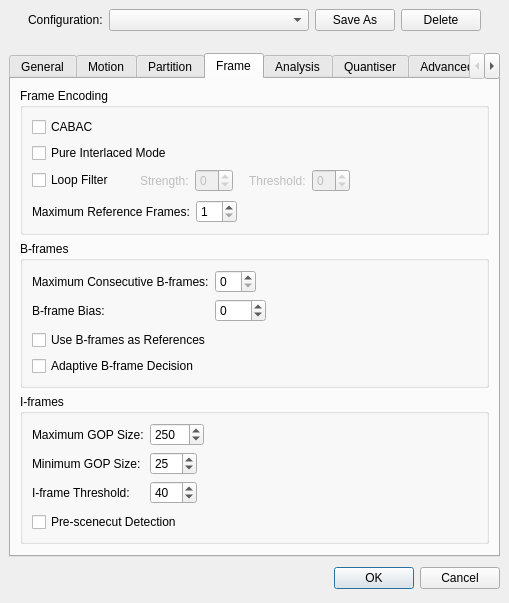
The window that branches/avidemux_2.5_branch_gruntster/plugins/ADM_videoEncoder/ADM_vidEnc_x264/qt4/x264ConfigDialog.ui (BackupTheBerlios/avidemux-svn) describes before a commit, drawn with Qt 5.
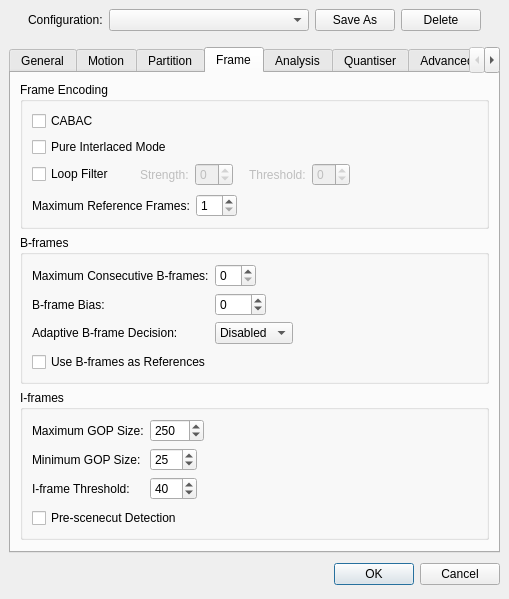
The same window after the commit. The open tabs and pages were chosen to show the change.

Commit message: [x264] support extra adaptive b-frame decision option

Diff of the .ui file:
```diff
--- a/branches/avidemux_2.5_branch_gruntster/plugins/ADM_videoEncoder/ADM_vidEnc_x264/qt4/x264ConfigDialog.ui
+++ b/branches/avidemux_2.5_branch_gruntster/plugins/ADM_videoEncoder/ADM_vidEnc_x264/qt4/x264ConfigDialog.ui
@@ -101,7 +101,7 @@
      <property name="sizeHint" >
       <size>
        <width>491</width>
-       <height>16</height>
+       <height>10</height>
       </size>
      </property>
     </spacer>
@@ -1713,6 +1713,13 @@
               </property>
              </widget>
             </item>
+            <item row="2" column="0" >
+             <widget class="QLabel" name="label_4" >
+              <property name="text" >
+               <string>Adaptive B-frame Decision:</string>
+              </property>
+             </widget>
+            </item>
             <item row="1" column="0" >
              <widget class="QLabel" name="label_29" >
               <property name="text" >
@@ -1720,6 +1727,48 @@
               </property>
              </widget>
             </item>
+            <item row="2" column="1" >
+             <layout class="QHBoxLayout" >
+              <property name="margin" >
+               <number>0</number>
+              </property>
+              <property name="spacing" >
+               <number>6</number>
+              </property>
+              <item>
+               <widget class="QComboBox" name="adaptiveBFrameComboBox" >
+                <item>
+                 <property name="text" >
+                  <string>Disabled</string>
+                 </property>
+                </item>
+                <item>
+                 <property name="text" >
+                  <string>Fast</string>
+                 </property>
+                </item>
+                <item>
+                 <property name="text" >
+                  <string>Optimal</string>
+                 </property>
+                </item>
+               </widget>
+              </item>
+              <item>
+               <spacer>
+                <property name="orientation" >
+                 <enum>Qt::Horizontal</enum>
+                </property>
+                <property name="sizeHint" >
+                 <size>
+                  <width>40</width>
+                  <height>20</height>
+                 </size>
+                </property>
+               </spacer>
+              </item>
+             </layout>
+            </item>
             <item row="1" column="1" >
              <layout class="QHBoxLayout" >
               <property name="margin" >
@@ -1808,28 +1857,11 @@
            </spacer>
           </item>
           <item>
-           <layout class="QVBoxLayout" >
-            <property name="margin" >
-             <number>0</number>
+           <widget class="QCheckBox" name="bFrameRefCheckBox" >
+            <property name="text" >
+             <string>Use B-frames as References</string>
             </property>
-            <property name="spacing" >
-             <number>6</number>
-            </property>
-            <item>
-             <widget class="QCheckBox" name="bFrameRefCheckBox" >
-              <property name="text" >
-               <string>Use B-frames as References</string>
-              </property>
-             </widget>
-            </item>
-            <item>
-             <widget class="QCheckBox" name="adaptiveBFrameCheckBox" >
-              <property name="text" >
-               <string>Adaptive B-frame Decision</string>
-              </property>
-             </widget>
-            </item>
-           </layout>
+           </widget>
           </item>
          </layout>
         </widget>
```
Left out of the diff: 26 changed lines with no effect on the pictures. The commit also changes 1 other file.
